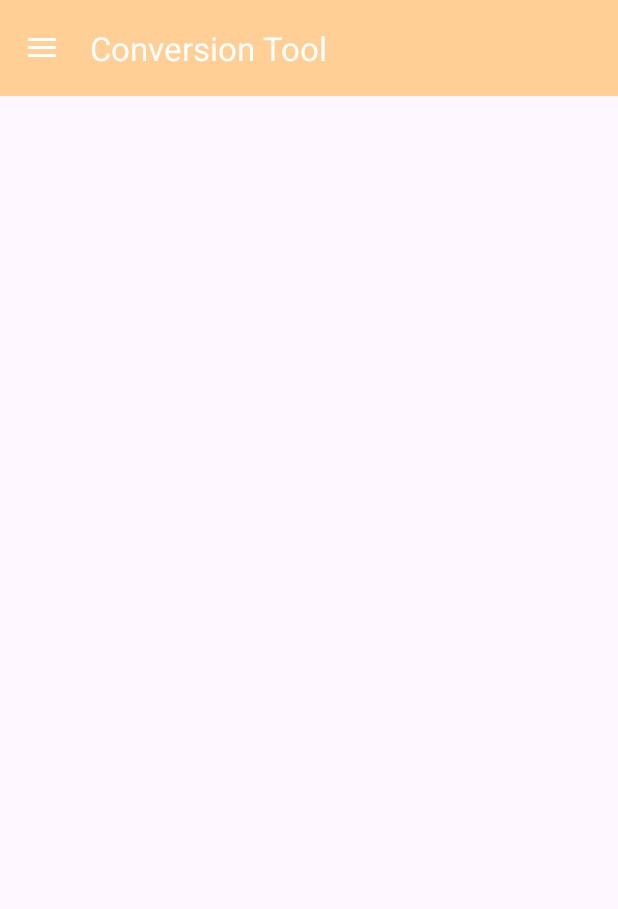
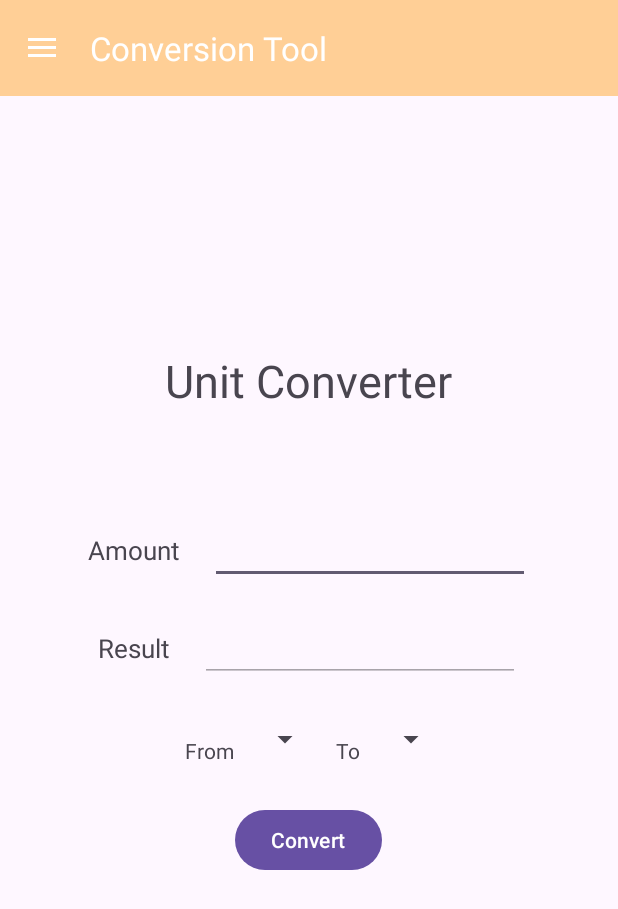
Before and after one commit to Juliusramos/Final, an Android app: the screen it shows after launch (MainActivity), in the side drawer, after a tap on "Conversion tool", on a phone screen of 412 x 824 dp. Shown: the top 909 px of the screen. Run offline under Robolectric (Android 15) with nearby library versions, the phone set to English and light mode, and no system bars.

Commit message:
Fixed the Bottom navigation bar and published Conversion tool layout

```diff
--- a/app/src/main/res/layout/app_bar_main.xml
+++ b/app/src/main/res/layout/app_bar_main.xml
@@ -6,7 +6,7 @@
     <com.google.android.material.appbar.AppBarLayout
         android:id="@+id/appBarLayout"
         android:layout_width="match_parent"
-        android:layout_height="match_parent"
+        android:layout_height="wrap_content"
         android:theme="@style/ThemeOverlay.AppCompat.Dark.ActionBar">
 
         <androidx.appcompat.widget.Toolbar
--- a/app/src/main/res/layout/fragment_conversion.xml
+++ b/app/src/main/res/layout/fragment_conversion.xml
@@ -1,18 +1,135 @@
 <?xml version="1.0" encoding="utf-8"?>
-<FrameLayout xmlns:android="http://schemas.android.com/apk/res/android"
+<LinearLayout xmlns:android="http://schemas.android.com/apk/res/android"
     xmlns:tools="http://schemas.android.com/tools"
     android:layout_width="match_parent"
     android:layout_height="match_parent"
+    android:orientation="vertical"
+    android:gravity="center"
     tools:context=".nav_fragments.ConversionFragment">
 
     <!-- TODO: Update blank fragment layout -->
-    <TextView
-        android:layout_width="match_parent"
-        android:layout_height="match_parent"
-        android:text="Conversion Tool"
-        android:textSize="32dp"
-        android:textStyle="bold"
-        android:gravity="center"
-        android:textColor="@color/orange"/>
 
-</FrameLayout>
+    <LinearLayout
+        android:layout_width="wrap_content"
+        android:layout_height="wrap_content"
+        android:orientation="horizontal"
+
+        >
+
+        <TextView
+            android:layout_width="wrap_content"
+            android:layout_height="wrap_content"
+            android:textSize="30sp"
+            android:layout_marginBottom="30dp"
+            android:text="@string/unit_converter"
+            android:padding="30sp"/>
+
+
+
+    </LinearLayout>
+    <LinearLayout
+        android:layout_width="wrap_content"
+        android:layout_height="wrap_content"
+        android:orientation="horizontal"
+
+        >
+
+        <TextView
+            android:layout_width="wrap_content"
+            android:layout_height="wrap_content"
+            android:text="@string/enter_the_amount"
+            android:textSize="17sp"
+            android:layout_margin="10sp"/>
+
+        <EditText
+            android:id="@+id/et_firstnum"
+            android:layout_width="wrap_content"
+            android:layout_height="wrap_content"
+            android:ems="10"
+            android:layout_margin="10sp"
+            android:inputType="number" />
+    </LinearLayout>
+    <LinearLayout
+        android:layout_width="wrap_content"
+        android:layout_height="wrap_content"
+        android:orientation="horizontal"
+
+        >
+
+        <TextView
+            android:id="@+id/tv_result"
+            android:layout_width="wrap_content"
+            android:layout_height="wrap_content"
+            android:text="@string/result"
+            android:textSize="17sp"
+            android:layout_margin="10sp"/>
+        <EditText
+            android:id="@+id/etdisformares"
+            android:layout_width="wrap_content"
+            android:layout_height="wrap_content"
+            android:layout_margin="10sp"
+            android:textColor="@color/black"
+            android:focusable="false"
+            android:clickable="false"
+            android:inputType="none"
+            android:enabled="false"
+            android:ems="10"/>
+
+
+    </LinearLayout>
+    <LinearLayout
+        android:layout_width="wrap_content"
+        android:layout_height="wrap_content"
+        android:orientation="horizontal"
+        android:layout_margin="16sp"
+
+
+        >
+
+        <TextView
+            android:layout_width="wrap_content"
+            android:layout_height="wrap_content"
+            android:text="@string/from"
+            android:padding="10sp"/>
+
+        <Spinner
+            android:id="@+id/spfr"
+            android:layout_width="wrap_content"
+            android:layout_height="wrap_content"
+            android:ems="10"
+            android:padding="10sp"/>
+
+        <TextView
+            android:layout_width="wrap_content"
+            android:layout_height="wrap_content"
+            android:text="@string/to"
+            android:padding="10sp"/>
+
+        <Spinner
+            android:id="@+id/spto"
+            android:layout_width="wrap_content"
+            android:layout_height="wrap_content"
+            android:ems="10"
+            android:padding="10sp"/>
+
+
+
+    </LinearLayout>
+    <LinearLayout
+        android:layout_width="wrap_content"
+        android:layout_height="wrap_content"
+        android:orientation="horizontal"
+
+        >
+
+        <Button
+            android:id="@+id/bt_convert"
+            android:layout_width="wrap_content"
+            android:layout_height="wrap_content"
+            android:layout_marginBottom="100dp"
+            android:text="@string/convert"/>
+
+    </LinearLayout>
+
+
+</LinearLayout>
--- a/app/src/main/res/layout/fragment_home.xml
+++ b/app/src/main/res/layout/fragment_home.xml
@@ -2,9 +2,10 @@
 <androidx.coordinatorlayout.widget.CoordinatorLayout xmlns:android="http://schemas.android.com/apk/res/android"
     xmlns:tools="http://schemas.android.com/tools"
     android:layout_width="match_parent"
-    android:layout_height="match_parent"
+    android:layout_height="wrap_content"
     xmlns:app="http://schemas.android.com/apk/res-auto"
-    tools:context=".nav_fragments.HomeFragment">
+    tools:context=".nav_fragments.HomeFragment"
+    android:layout_gravity="bottom">
 
     <FrameLayout
         android:layout_width="match_parent"
@@ -14,7 +15,7 @@
     <com.google.android.material.bottomappbar.BottomAppBar
         android:id="@+id/bottomAppBar"
         android:layout_width="match_parent"
-        android:layout_height="wrap_content"
+        android:layout_height="match_parent"
         android:layout_gravity="bottom"
         android:backgroundTint="@color/orange"
         app:contentInsetEnd="0dp"
--- a/app/src/main/res/menu/nav_bottom.xml
+++ b/app/src/main/res/menu/nav_bottom.xml
@@ -12,7 +12,7 @@
         android:enabled="false"/>
     <item
         android:id="@+id/bottom_fav"
-        android:title="Favorate"
+        android:title="Favorite"
         android:icon="@drawable/baseline_favorite_24"/>
 
 </menu>
--- a/app/src/main/res/values/strings.xml
+++ b/app/src/main/res/values/strings.xml
@@ -13,4 +13,11 @@
     <string name="open_drawer">Open Drawer</string>
     <string name="close_drawer">Close Drawer</string>
     <string name="todoa">TODO</string>
+
+    <string name="to">To</string>
+    <string name="convert">Convert</string>
+    <string name="from">From</string>
+    <string name="enter_the_amount">Amount</string>
+    <string name="unit_converter">Unit Converter</string>
+    <string name="result">Result</string>
 </resources>
```
Also changed, not shown: app/src/main/res/layout/nav_header.xml (line endings or trailing spaces).
